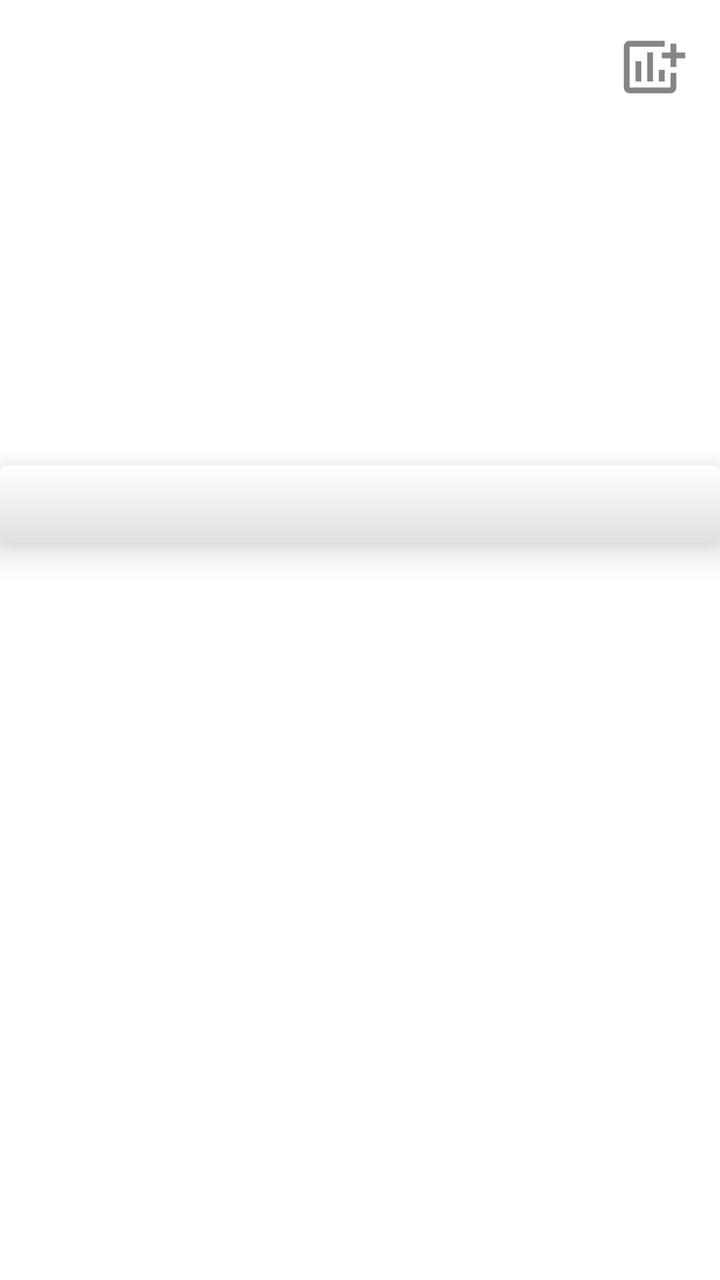
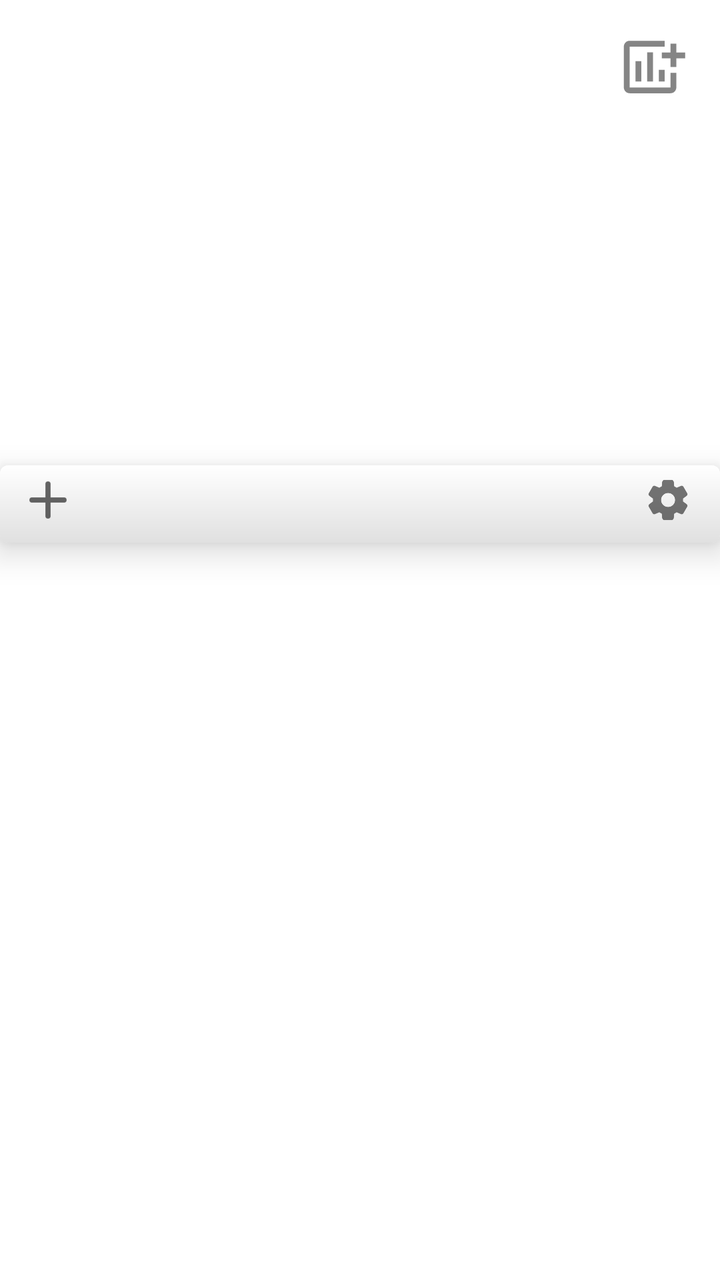

An Android layout rendered at two revisions. The XML below is the earlier revision; the diff shows what the commit changed to produce the second picture.
<!-- AndroidManifest.xml: application theme Theme.Matscape -->
<!-- res/layout/activity_main.xml -->
<?xml version="1.0" encoding="utf-8"?>
<androidx.drawerlayout.widget.DrawerLayout xmlns:android="http://schemas.android.com/apk/res/android"
    xmlns:app="http://schemas.android.com/apk/res-auto"
    xmlns:tools="http://schemas.android.com/tools"
    android:layout_width="match_parent"
    android:layout_height="match_parent"
    tools:context=".Activities.HomeActivity"
    android:id="@+id/DrawerLayout">

    

    <androidx.constraintlayout.widget.ConstraintLayout
        android:layout_width="match_parent"
        android:layout_height="match_parent">

        <androidx.appcompat.widget.Toolbar
            android:id="@+id/Toolbar"
            android:layout_width="match_parent"
            android:layout_height="wrap_content"
            android:background="@null"
            app:layout_constraintEnd_toEndOf="parent"
            app:layout_constraintStart_toStartOf="parent"
            app:layout_constraintTop_toTopOf="parent" />

        <ImageView
            android:id="@+id/AddMatrixCardsButton"
            android:layout_width="35dp"
            android:layout_height="35dp"
            android:layout_margin="16dp"
            android:background="?attr/selectableItemBackgroundBorderless"
            android:clickable="true"
            android:contentDescription="@string/desc_addMatrix"
            android:focusable="true"
            android:src="@drawable/ic_home_add_matrix"
            app:layout_constraintEnd_toEndOf="parent"
            app:layout_constraintTop_toTopOf="parent"
            tools:ignore="TouchTargetSizeCheck" />

        <androidx.recyclerview.widget.RecyclerView
            android:id="@+id/MatrixCardsRecyclerView"
            android:layout_width="match_parent"
            android:layout_height="0dp"
            app:layout_constraintHeight_percent=".27"
            app:layout_constraintEnd_toEndOf="parent"
            app:layout_constraintStart_toStartOf="parent"
            app:layout_constraintTop_toBottomOf="@+id/Toolbar" />

        <androidx.cardview.widget.CardView
            android:id="@+id/cardView"
            android:layout_width="match_parent"
            android:layout_height="0dp"
            android:layout_marginTop="4dp"
            android:layout_marginBottom="4dp"
            app:cardCornerRadius="4dp"
            app:cardElevation="10dp"
            android:foreground="@drawable/grad_home_divider"
            app:layout_constraintEnd_toEndOf="parent"
            app:layout_constraintHeight_percent=".06"
            app:layout_constraintStart_toStartOf="parent"
            app:layout_constraintTop_toBottomOf="@+id/MatrixCardsRecyclerView">

        </androidx.cardview.widget.CardView>

        <androidx.recyclerview.widget.RecyclerView
            android:id="@+id/ResultCardsRecyclerView"
            android:layout_width="match_parent"
            android:layout_height="0dp"
            app:layout_constraintBottom_toBottomOf="parent"
            app:layout_constraintEnd_toEndOf="parent"
            app:layout_constraintStart_toStartOf="parent"
            app:layout_constraintTop_toBottomOf="@+id/cardView" />

    </androidx.constraintlayout.widget.ConstraintLayout>


    <com.google.android.material.navigation.NavigationView
        android:id="@+id/HomeNavigationView"
        android:layout_width="wrap_content"
        android:layout_height="match_parent"
        app:menu="@menu/menu_home_navigation_drawer"
        app:headerLayout="@layout/header_navigation_drawer"
        android:layout_gravity="start"/>

</androidx.drawerlayout.widget.DrawerLayout>
<!-- res/layout/header_navigation_drawer.xml (included above) -->
<?xml version="1.0" encoding="utf-8"?>
<LinearLayout xmlns:android="http://schemas.android.com/apk/res/android"
    android:layout_width="match_parent"
    android:layout_height="match_parent"
    android:orientation="vertical">

    

    <TextView
        android:layout_width="wrap_content"
        android:layout_height="wrap_content"
        android:layout_marginTop="24dp"
        android:layout_marginStart="24dp"
        android:layout_marginEnd="24dp"
        android:textAppearance="?attr/textAppearanceHeadline6"
        android:text="@string/app_name" />

    <TextView
        android:layout_width="wrap_content"
        android:layout_height="wrap_content"
        android:layout_marginBottom="24dp"
        android:layout_marginStart="24dp"
        android:layout_marginEnd="24dp"
        android:textAppearance="?attr/textAppearanceBody2"
        android:textColor="@color/material_on_surface_emphasis_medium"
        android:text="Matrix Calculator" />

</LinearLayout>
<!-- resources referenced by this layout -->
<resources>
  <!-- drawable grad_home_divider (drawable) -->
  <?xml version="1.0" encoding="utf-8"?>
      <shape xmlns:android="http://schemas.android.com/apk/res/android"
          android:shape="rectangle">
          <gradient
              android:startColor="#FFFFFF"
              android:endColor="#E0E0E0"
              android:angle="270"
              android:centerY=".6" />
      </shape>
  <!-- drawable ic_home_add_matrix (drawable) -->
  <vector android:alpha="0.8" android:height="24dp"
      android:tint="?attr/colorControlNormal" android:viewportHeight="24"
      android:viewportWidth="24" android:width="24dp" xmlns:android="http://schemas.android.com/apk/res/android">
      <path android:fillColor="@android:color/white" android:pathData="M6,9.99h2v7L6,16.99zM14,12.99h2v4h-2zM10,6.99h2v10h-2zM20,7L20,4h-2v3h-3v2h3v3h2L20,9h3L23,7zM18,19L4,19L4,5h12L16,3L4,3c-1.1,0 -2,0.9 -2,2v14c0,1.1 0.9,2 2,2h14c1.1,0 2,-0.9 2,-2v-5h-2v5z"/>
  </vector>
  <string name="app_name" translatable="false">Matscape</string>
  
      //for homepage navigation drawer
  <string name="desc_addMatrix" translatable="false">Add Matrix</string>
  
      //for matrix cards
  <style name="Theme.Matscape" parent="Theme.MaterialComponents.DayNight.NoActionBar">
          
          <item name="colorPrimary">@color/purple_500</item>
          <item name="colorPrimaryVariant">@color/purple_700</item>
          <item name="colorOnPrimary">@color/white</item>
          
          <item name="colorSecondary">@color/teal_200</item>
          <item name="colorSecondaryVariant">@color/teal_700</item>
          <item name="colorOnSecondary">@color/black</item>
          
          <item name="android:statusBarColor" tools:targetApi="l">?attr/colorPrimaryVariant</item>
          
      </style>
  <color name="purple_500">#FF6200EE</color>
  <color name="purple_700">#FF3700B3</color>
  <color name="white">#FFFFFFFF</color>
  <color name="teal_200">#FF03DAC5</color>
  <color name="teal_700">#FF018786</color>
  <color name="black">#FF000000</color>
</resources>

<!-- the commit's change to res/layout/activity_main.xml (unified diff, before → after) -->
@@ -29,7 +29,7 @@
             android:layout_margin="16dp"
             android:background="?attr/selectableItemBackgroundBorderless"
             android:clickable="true"
-            android:contentDescription="@string/desc_addMatrix"
+            android:contentDescription="@string/desc_add_matrix"
             android:focusable="true"
             android:src="@drawable/ic_home_add_matrix"
             app:layout_constraintEnd_toEndOf="parent"
@@ -44,6 +44,38 @@
             app:layout_constraintEnd_toEndOf="parent"
             app:layout_constraintStart_toStartOf="parent"
             app:layout_constraintTop_toBottomOf="@+id/Toolbar" />
+
+        <ImageView
+            android:id="@+id/imageView3"
+            android:layout_width="32dp"
+            android:layout_height="32dp"
+            android:layout_marginStart="8dp"
+            android:clickable="true"
+            android:contentDescription="@string/desc_add_result"
+            android:elevation="12dp"
+            android:focusable="true"
+            android:foreground="?attr/selectableItemBackgroundBorderless"
+            android:src="@drawable/ic_home_add_result"
+            app:layout_constraintBottom_toBottomOf="@+id/cardView"
+            app:layout_constraintStart_toStartOf="parent"
+            app:layout_constraintTop_toBottomOf="@+id/MatrixCardsRecyclerView"
+            tools:ignore="UnusedAttribute" />
+
+        <ImageView
+            android:layout_width="wrap_content"
+            android:layout_height="wrap_content"
+            android:clickable="true"
+            android:contentDescription="@string/desc_settings_result"
+            android:elevation="12dp"
+            android:focusable="true"
+            android:layout_marginEnd="8dp"
+            android:padding="6dp"
+            android:foreground="?attr/selectableItemBackgroundBorderless"
+            android:src="@drawable/ic_nav_settings"
+            app:layout_constraintBottom_toBottomOf="@+id/cardView"
+            app:layout_constraintEnd_toEndOf="parent"
+            app:layout_constraintTop_toBottomOf="@+id/MatrixCardsRecyclerView"
+            tools:ignore="UnusedAttribute" />
 
         <androidx.cardview.widget.CardView
             android:id="@+id/cardView"
<!-- resource entries referenced after the edit -->
@@ -16,10 +16,30 @@
       android:viewportWidth="24" android:width="24dp" xmlns:android="http://schemas.android.com/apk/res/android">
       <path android:fillColor="@android:color/white" android:pathData="M6,9.99h2v7L6,16.99zM14,12.99h2v4h-2zM10,6.99h2v10h-2zM20,7L20,4h-2v3h-3v2h3v3h2L20,9h3L23,7zM18,19L4,19L4,5h12L16,3L4,3c-1.1,0 -2,0.9 -2,2v14c0,1.1 0.9,2 2,2h14c1.1,0 2,-0.9 2,-2v-5h-2v5z"/>
   </vector>
+  <!-- drawable ic_home_add_result (drawable) -->
+  <vector xmlns:android="http://schemas.android.com/apk/res/android"
+      android:width="24dp"
+      android:height="24dp"
+      android:viewportWidth="24"
+      android:viewportHeight="24"
+      android:tint="?attr/colorControlNormal">
+    <path
+        android:fillColor="@android:color/white"
+        android:pathData="M18,13h-5v5c0,0.55 -0.45,1 -1,1s-1,-0.45 -1,-1v-5H6c-0.55,0 -1,-0.45 -1,-1s0.45,-1 1,-1h5V6c0,-0.55 0.45,-1 1,-1s1,0.45 1,1v5h5c0.55,0 1,0.45 1,1s-0.45,1 -1,1z"/>
+  </vector>
+  <!-- drawable ic_nav_settings (drawable) -->
+  <vector android:alpha="0.9" android:height="24dp"
+      android:tint="?attr/colorControlNormal" android:viewportHeight="24"
+      android:viewportWidth="24" android:width="24dp" xmlns:android="http://schemas.android.com/apk/res/android">
+      <path android:fillColor="@android:color/white" android:pathData="M19.5,12c0,-0.23 -0.01,-0.45 -0.03,-0.68l1.86,-1.41c0.4,-0.3 0.51,-0.86 0.26,-1.3l-1.87,-3.23c-0.25,-0.44 -0.79,-0.62 -1.25,-0.42l-2.15,0.91c-0.37,-0.26 -0.76,-0.49 -1.17,-0.68l-0.29,-2.31C14.8,2.38 14.37,2 13.87,2h-3.73C9.63,2 9.2,2.38 9.14,2.88L8.85,5.19c-0.41,0.19 -0.8,0.42 -1.17,0.68L5.53,4.96c-0.46,-0.2 -1,-0.02 -1.25,0.42L2.41,8.62c-0.25,0.44 -0.14,0.99 0.26,1.3l1.86,1.41C4.51,11.55 4.5,11.77 4.5,12s0.01,0.45 0.03,0.68l-1.86,1.41c-0.4,0.3 -0.51,0.86 -0.26,1.3l1.87,3.23c0.25,0.44 0.79,0.62 1.25,0.42l2.15,-0.91c0.37,0.26 0.76,0.49 1.17,0.68l0.29,2.31C9.2,21.62 9.63,22 10.13,22h3.73c0.5,0 0.93,-0.38 0.99,-0.88l0.29,-2.31c0.41,-0.19 0.8,-0.42 1.17,-0.68l2.15,0.91c0.46,0.2 1,0.02 1.25,-0.42l1.87,-3.23c0.25,-0.44 0.14,-0.99 -0.26,-1.3l-1.86,-1.41C19.49,12.45 19.5,12.23 19.5,12zM12.04,15.5c-1.93,0 -3.5,-1.57 -3.5,-3.5s1.57,-3.5 3.5,-3.5s3.5,1.57 3.5,3.5S13.97,15.5 12.04,15.5z"/>
+  </vector>
   <string name="app_name" translatable="false">Matscape</string>
   
       //for homepage navigation drawer
-  <string name="desc_addMatrix" translatable="false">Add Matrix</string>
+  <string name="desc_add_matrix">Add Matrix</string>
+  <string name="desc_add_result">Add Result Card</string>
+  <string name="desc_settings_result">Result Cards Settings</string>
+  
   
       //for matrix cards
   <style name="Theme.Matscape" parent="Theme.MaterialComponents.DayNight.NoActionBar">
